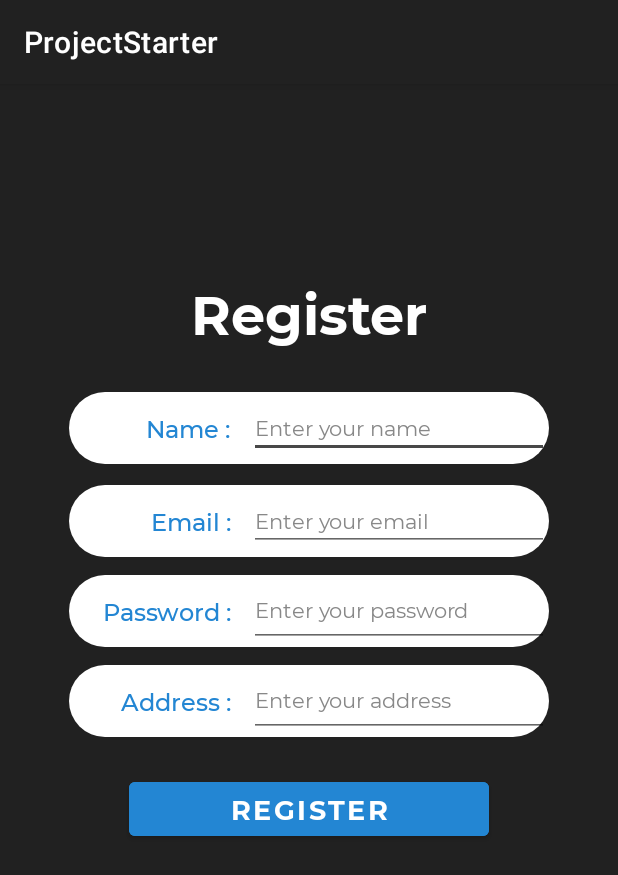
After one commit to mas-diq/ProjectStarter, an Android app: the Register screen opened directly, with no data from a screen before it, on a phone screen of 412 x 824 dp. The commit adds this screen. Shown: the top 875 px of the screen. Run offline under Robolectric (Android 15) with nearby library versions, the phone set to English and light mode, and no system bars.

Commit message:
Make login & register activity

```diff
--- a/app/src/main/AndroidManifest.xml
+++ b/app/src/main/AndroidManifest.xml
@@ -9,6 +9,8 @@
         android:roundIcon="@mipmap/ic_launcher_round"
         android:supportsRtl="true"
         android:theme="@style/Theme.ProjectStarter">
+        <activity android:name=".LoginScreen" />
+        <activity android:name=".Register" />
         <activity
             android:name=".MainActivity"
             android:exported="true">
--- /dev/null
+++ b/app/src/main/java/com/MasDiq/ProjectStarter/Register.kt
@@ -0,0 +1,11 @@
+package com.MasDiq.ProjectStarter
+
+import androidx.appcompat.app.AppCompatActivity
+import android.os.Bundle
+
+class Register : AppCompatActivity() {
+    override fun onCreate(savedInstanceState: Bundle?) {
+        super.onCreate(savedInstanceState)
+        setContentView(R.layout.activity_register)
+    }
+}
--- /dev/null
+++ b/app/src/main/res/drawable/background_login.xml
@@ -0,0 +1,9 @@
+<?xml version="1.0" encoding="utf-8"?>
+<selector xmlns:android="http://schemas.android.com/apk/res/android">
+    <item>
+        <shape android:shape="rectangle">
+            <solid android:color="@color/primaryTextColor" />
+            <corners android:radius="24dp" />
+        </shape>
+    </item>
+</selector>
--- /dev/null
+++ b/app/src/main/res/layout/activity_register.xml
@@ -0,0 +1,259 @@
+<?xml version="1.0" encoding="utf-8"?>
+<androidx.constraintlayout.widget.ConstraintLayout xmlns:android="http://schemas.android.com/apk/res/android"
+    xmlns:app="http://schemas.android.com/apk/res-auto"
+    xmlns:tools="http://schemas.android.com/tools"
+    android:layout_width="match_parent"
+    android:layout_height="match_parent"
+    android:background="@color/primaryColor"
+    tools:context=".Register">
+
+    <TextView
+        android:id="@+id/register"
+        android:layout_width="wrap_content"
+        android:layout_height="wrap_content"
+        android:layout_marginTop="128dp"
+        android:fontFamily="@font/montserrat_bold"
+        android:text="@string/register"
+        android:textColor="@color/primaryTextColor"
+        android:textSize="36sp"
+        app:layout_constraintEnd_toEndOf="parent"
+        app:layout_constraintStart_toStartOf="parent"
+        app:layout_constraintTop_toTopOf="parent" />
+
+    <LinearLayout
+        android:id="@+id/layoutName"
+        android:layout_width="wrap_content"
+        android:layout_height="48dp"
+        android:layout_marginTop="28dp"
+        android:background="@drawable/background_login"
+        android:baselineAligned="false"
+        android:orientation="horizontal"
+        app:layout_constraintEnd_toEndOf="parent"
+        app:layout_constraintStart_toStartOf="parent"
+        app:layout_constraintTop_toBottomOf="@+id/register">
+
+        <androidx.constraintlayout.widget.ConstraintLayout
+            android:layout_width="120dp"
+            android:layout_height="match_parent">
+
+            <TextView
+                android:id="@+id/name"
+                android:layout_width="wrap_content"
+                android:layout_height="wrap_content"
+                android:layout_marginEnd="12dp"
+                android:fontFamily="@font/montserrat_medium"
+                android:text="@string/name"
+                android:textColor="@color/accentColor"
+                android:textSize="16sp"
+                app:layout_constraintBottom_toBottomOf="parent"
+                app:layout_constraintEnd_toEndOf="parent"
+                app:layout_constraintTop_toTopOf="parent" />
+        </androidx.constraintlayout.widget.ConstraintLayout>
+
+
+        <androidx.constraintlayout.widget.ConstraintLayout
+            android:layout_width="0dp"
+            android:layout_height="match_parent"
+            android:layout_weight="1">
+
+            <EditText
+                android:id="@+id/etEmail"
+                android:layout_width="wrap_content"
+                android:layout_height="wrap_content"
+                android:autofillHints="Enter login"
+                android:ems="12"
+                android:fontFamily="@font/montserrat_regular"
+                android:inputType="text"
+                android:text="@string/tv_name"
+                android:textColor="@color/secondaryTextColor"
+                android:textSize="14sp"
+                app:layout_constraintBottom_toBottomOf="parent"
+                app:layout_constraintEnd_toEndOf="parent"
+                app:layout_constraintStart_toStartOf="parent"
+                app:layout_constraintTop_toTopOf="parent"
+                tools:ignore="TextFields,TouchTargetSizeCheck" />
+        </androidx.constraintlayout.widget.ConstraintLayout>
+
+    </LinearLayout>
+
+    <LinearLayout
+        android:id="@+id/layoutId"
+        android:layout_width="wrap_content"
+        android:layout_height="48dp"
+        android:layout_marginTop="14dp"
+        android:background="@drawable/background_login"
+        android:baselineAligned="false"
+        android:orientation="horizontal"
+        app:layout_constraintEnd_toEndOf="parent"
+        app:layout_constraintStart_toStartOf="parent"
+        app:layout_constraintTop_toBottomOf="@id/layoutName">
+
+        <androidx.constraintlayout.widget.ConstraintLayout
+            android:layout_width="120dp"
+            android:layout_height="match_parent">
+
+            <TextView
+                android:id="@+id/email"
+                android:layout_width="wrap_content"
+                android:layout_height="wrap_content"
+                android:layout_marginEnd="12dp"
+                android:fontFamily="@font/montserrat_medium"
+                android:text="@string/email"
+                android:textColor="@color/accentColor"
+                android:textSize="16sp"
+                app:layout_constraintBottom_toBottomOf="parent"
+                app:layout_constraintEnd_toEndOf="parent"
+                app:layout_constraintTop_toTopOf="parent" />
+        </androidx.constraintlayout.widget.ConstraintLayout>
+
+
+        <androidx.constraintlayout.widget.ConstraintLayout
+            android:layout_width="0dp"
+            android:layout_height="match_parent"
+            android:layout_weight="1">
+
+            <EditText
+                android:id="@+id/etEmail"
+                android:layout_width="wrap_content"
+                android:layout_height="wrap_content"
+                android:autofillHints="Enter login"
+                android:ems="12"
+                android:fontFamily="@font/montserrat_regular"
+                android:inputType="textEmailAddress"
+                android:text="@string/tv_email"
+                android:textColor="@color/secondaryTextColor"
+                android:textSize="14sp"
+                app:layout_constraintBottom_toBottomOf="parent"
+                app:layout_constraintEnd_toEndOf="parent"
+                app:layout_constraintStart_toStartOf="parent"
+                app:layout_constraintTop_toTopOf="parent"
+                tools:ignore="TouchTargetSizeCheck" />
+        </androidx.constraintlayout.widget.ConstraintLayout>
+    </LinearLayout>
+
+    <LinearLayout
+        android:id="@+id/layoutPass"
+        android:layout_width="wrap_content"
+        android:layout_height="48dp"
+        android:layout_marginTop="12dp"
+        android:background="@drawable/background_login"
+        android:baselineAligned="false"
+        android:orientation="horizontal"
+        app:layout_constraintEnd_toEndOf="parent"
+        app:layout_constraintStart_toStartOf="parent"
+        app:layout_constraintTop_toBottomOf="@+id/layoutId">
+
+        <androidx.constraintlayout.widget.ConstraintLayout
+            android:layout_width="120dp"
+            android:layout_height="match_parent">
+
+            <TextView
+                android:id="@+id/password"
+                android:layout_width="wrap_content"
+                android:layout_height="wrap_content"
+                android:layout_marginEnd="12dp"
+                android:fontFamily="@font/montserrat_medium"
+                android:text="@string/password"
+                android:textColor="@color/accentColor"
+                android:textSize="16sp"
+                app:layout_constraintBottom_toBottomOf="parent"
+                app:layout_constraintEnd_toEndOf="parent"
+                app:layout_constraintTop_toTopOf="parent" />
+        </androidx.constraintlayout.widget.ConstraintLayout>
+
+
+        <androidx.constraintlayout.widget.ConstraintLayout
+            android:layout_width="0dp"
+            android:layout_height="match_parent"
+            android:layout_weight="1">
+
+            <EditText
+                android:id="@+id/etPassword"
+                android:layout_width="wrap_content"
+                android:layout_height="match_parent"
+                android:autofillHints="Enter login"
+                android:ems="12"
+                android:fontFamily="@font/montserrat_regular"
+                android:hint="@string/hint_pass"
+                android:inputType="text"
+                android:text="@string/tv_password"
+                android:textColor="@color/secondaryTextColor"
+                android:textSize="14sp"
+                app:layout_constraintBottom_toBottomOf="parent"
+                app:layout_constraintEnd_toEndOf="parent"
+                app:layout_constraintStart_toStartOf="parent"
+                app:layout_constraintTop_toTopOf="parent"
+                tools:ignore="TextFields,TouchTargetSizeCheck" />
+        </androidx.constraintlayout.widget.ConstraintLayout>
+    </LinearLayout>
+
+    <LinearLayout
+        android:id="@+id/layoutAddress"
+        android:layout_width="wrap_content"
+        android:layout_height="48dp"
+        android:layout_marginTop="12dp"
+        android:background="@drawable/background_login"
+        android:baselineAligned="false"
+        android:orientation="horizontal"
+        app:layout_constraintEnd_toEndOf="parent"
+        app:layout_constraintStart_toStartOf="parent"
+        app:layout_constraintTop_toBottomOf="@+id/layoutPass">
+
+        <androidx.constraintlayout.widget.ConstraintLayout
+            android:layout_width="120dp"
+            android:layout_height="match_parent">
+
+            <TextView
+                android:id="@+id/password"
+                android:layout_width="wrap_content"
+                android:layout_height="wrap_content"
+                android:layout_marginEnd="12dp"
+                android:fontFamily="@font/montserrat_medium"
+                android:text="@string/address"
+                android:textColor="@color/accentColor"
+                android:textSize="16sp"
+                app:layout_constraintBottom_toBottomOf="parent"
+                app:layout_constraintEnd_toEndOf="parent"
+                app:layout_constraintTop_toTopOf="parent" />
+        </androidx.constraintlayout.widget.ConstraintLayout>
+
+
+        <androidx.constraintlayout.widget.ConstraintLayout
+            android:layout_width="0dp"
+            android:layout_height="match_parent"
+            android:layout_weight="1">
+
+            <EditText
+                android:id="@+id/etAddress"
+                android:layout_width="wrap_content"
+                android:layout_height="match_parent"
+                android:autofillHints="Enter login"
+                android:ems="12"
+                android:fontFamily="@font/montserrat_regular"
+                android:hint="@string/hint_pass"
+                android:inputType="text"
+                android:text="@string/tv_address"
+                android:textColor="@color/secondaryTextColor"
+                android:textSize="14sp"
+                app:layout_constraintBottom_toBottomOf="parent"
+                app:layout_constraintEnd_toEndOf="parent"
+                app:layout_constraintStart_toStartOf="parent"
+                app:layout_constraintTop_toTopOf="parent"
+                tools:ignore="TextFields,TouchTargetSizeCheck" />
+        </androidx.constraintlayout.widget.ConstraintLayout>
+    </LinearLayout>
+
+    <Button
+        android:layout_width="240dp"
+        android:layout_height="wrap_content"
+        android:layout_marginHorizontal="48dp"
+        android:layout_marginTop="24dp"
+        android:backgroundTint="@color/accentColor"
+        android:fontFamily="@font/montserrat_bold"
+        android:text="@string/register"
+        android:textColor="@color/primaryTextColor"
+        android:textSize="18sp"
+        app:layout_constraintEnd_toEndOf="parent"
+        app:layout_constraintStart_toStartOf="parent"
+        app:layout_constraintTop_toBottomOf="@+id/layoutAddress" />
+</androidx.constraintlayout.widget.ConstraintLayout>
--- a/app/src/main/res/values/colors.xml
+++ b/app/src/main/res/values/colors.xml
@@ -4,4 +4,6 @@
     <color name="primaryLightColor">#484848</color>
     <color name="primaryDarkColor">#000000</color>
     <color name="primaryTextColor">#ffffff</color>
+    <color name="secondaryTextColor">#888888</color>
+    <color name="accentColor">#2386D3</color>
 </resources>
--- a/app/src/main/res/values/strings.xml
+++ b/app/src/main/res/values/strings.xml
@@ -4,5 +4,17 @@
     <string name="subtitle">Lorem Ipsum is simply dummy text of the printing and typesetting industry</string>
     <string name="price">Rp.24.9999.999,-</string>
     <string name="brand">Camera Catalogue</string>
-
+    <string name="email">Email :</string>
+    <string name="tv_email">Enter your email</string>
+    <string name="password">Password :</string>
+    <string name="tv_password">Enter your password</string>
+    <string name="store_camera">Store Camera</string>
+    <string name="hint_pass">Please enter your correct password</string>
+    <string name="hint_email">Please enter your correct email</string>
+    <string name="login">Login</string>
+    <string name="register">Register</string>
+    <string name="name">Name :</string>
+    <string name="tv_name">Enter your name</string>
+    <string name="address">Address :</string>
+    <string name="tv_address">Enter your address</string>
 </resources>
```
Also changed, not shown: app/src/main/java/com/MasDiq/ProjectStarter/LoginScreen.kt (added, +11 -0 lines), app/src/main/res/layout/activity_login_screen.xml (added, +173 -0 lines), app/src/main/res/drawable/camera.png (added).
